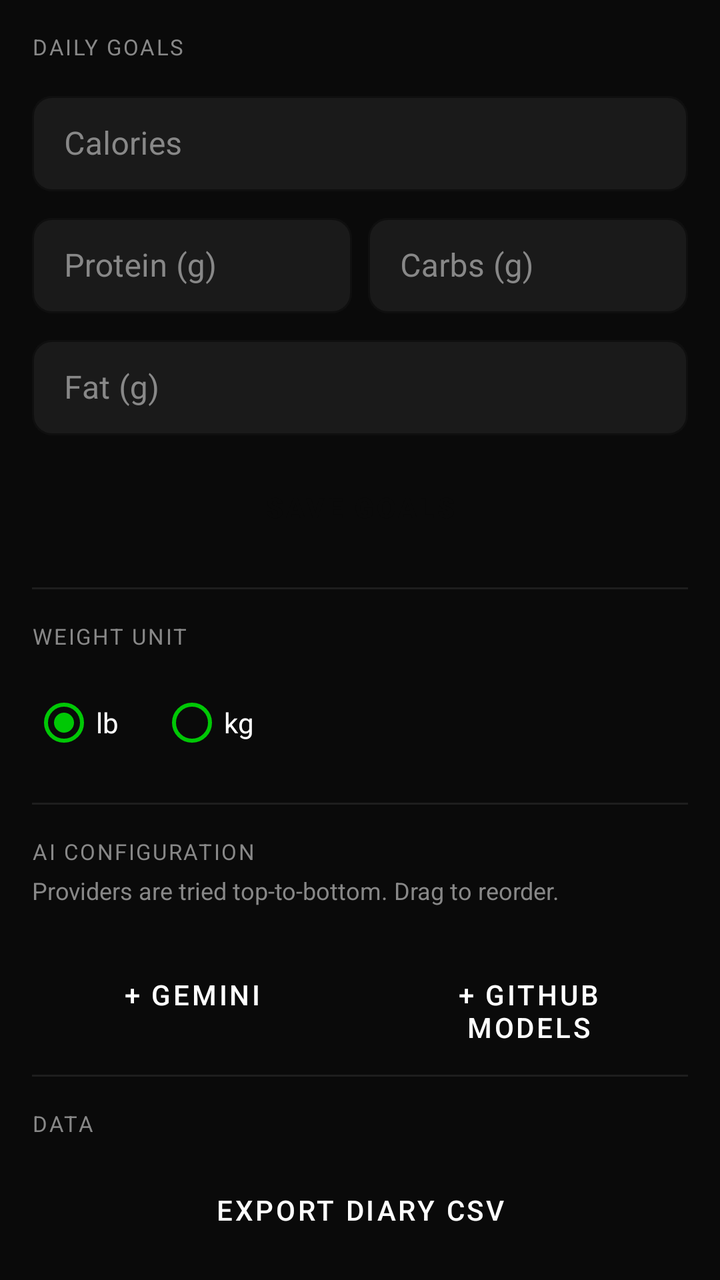
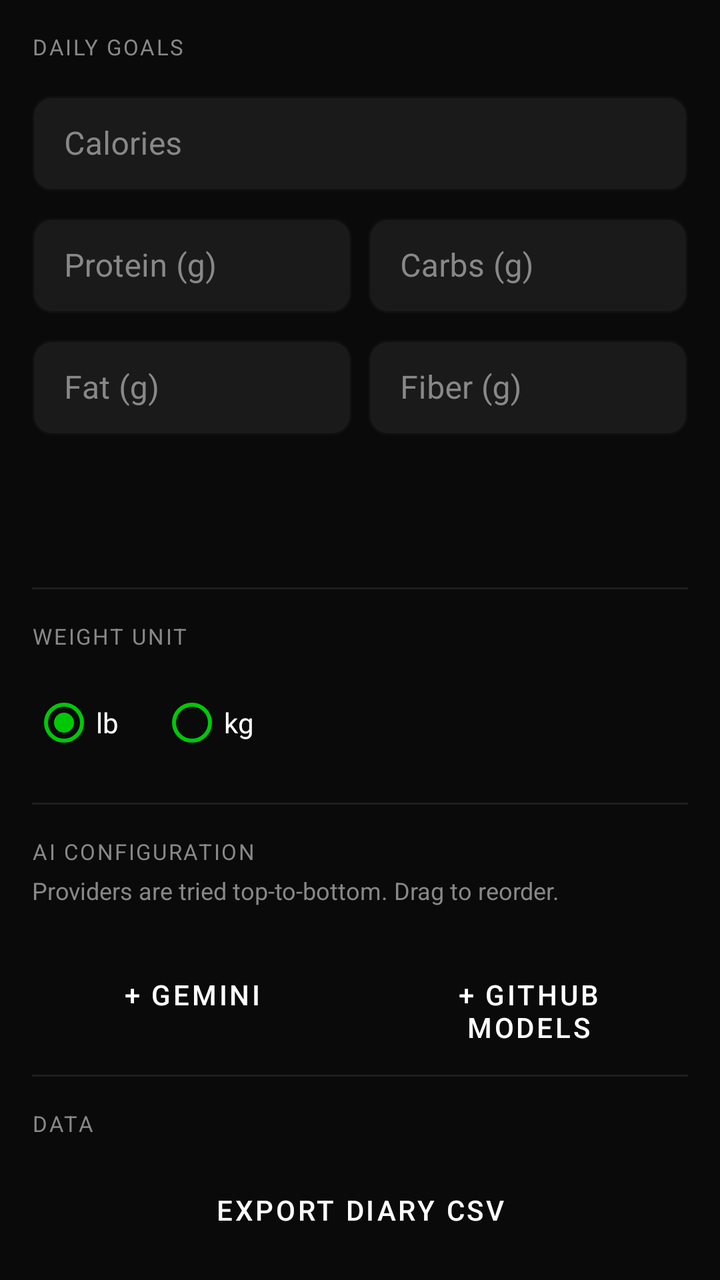

Two renders of the same Android screen: before a commit and after it. Below are the layout's source before the change and the commit's diff.
<!-- AndroidManifest.xml: application theme Theme.SimpleMacroTracking -->
<!-- res/layout/fragment_settings.xml -->
<?xml version="1.0" encoding="utf-8"?>
<androidx.core.widget.NestedScrollView
    xmlns:android="http://schemas.android.com/apk/res/android"
    xmlns:app="http://schemas.android.com/apk/res-auto"
    android:id="@+id/scroll_view"
    android:layout_width="match_parent"
    android:layout_height="match_parent"
    android:background="@color/color_bg_primary"
    android:fillViewport="true">

    <LinearLayout
        android:layout_width="match_parent"
        android:layout_height="wrap_content"
        android:orientation="vertical"
        android:padding="16dp">

        <TextView android:layout_width="wrap_content" android:layout_height="wrap_content"
            android:text="DAILY GOALS"
            android:textAppearance="@style/TextAppearance.Macro.SectionLabel"
            android:layout_marginBottom="12dp" />

        
        <com.google.android.material.textfield.TextInputLayout
            android:layout_width="match_parent" android:layout_height="wrap_content"
            android:hint="Calories"
            style="@style/Style.Macro.InputField"
            android:layout_marginBottom="8dp">
            <com.google.android.material.textfield.TextInputEditText
                android:id="@+id/et_calories"
                android:layout_width="match_parent" android:layout_height="wrap_content"
                android:inputType="number"
                android:textColor="@color/color_text_primary" />
        </com.google.android.material.textfield.TextInputLayout>

        
        <LinearLayout android:layout_width="match_parent" android:layout_height="wrap_content"
            android:orientation="horizontal" android:layout_marginBottom="8dp">
            <com.google.android.material.textfield.TextInputLayout
                android:layout_width="0dp" android:layout_height="wrap_content"
                android:layout_weight="1" android:hint="Protein (g)"
                style="@style/Style.Macro.InputField"
                android:layout_marginEnd="4dp">
                <com.google.android.material.textfield.TextInputEditText
                    android:id="@+id/et_protein"
                    android:layout_width="match_parent" android:layout_height="wrap_content"
                    android:inputType="number"
                    android:textColor="@color/color_text_primary" />
            </com.google.android.material.textfield.TextInputLayout>
            <com.google.android.material.textfield.TextInputLayout
                android:layout_width="0dp" android:layout_height="wrap_content"
                android:layout_weight="1" android:hint="Carbs (g)"
                style="@style/Style.Macro.InputField"
                android:layout_marginStart="4dp">
                <com.google.android.material.textfield.TextInputEditText
                    android:id="@+id/et_carbs"
                    android:layout_width="match_parent" android:layout_height="wrap_content"
                    android:inputType="number"
                    android:textColor="@color/color_text_primary" />
            </com.google.android.material.textfield.TextInputLayout>
        </LinearLayout>

        
        <com.google.android.material.textfield.TextInputLayout
            android:layout_width="match_parent" android:layout_height="wrap_content"
            android:hint="Fat (g)"
            style="@style/Style.Macro.InputField"
            android:layout_marginBottom="12dp">
            <com.google.android.material.textfield.TextInputEditText
                android:id="@+id/et_fat"
                android:layout_width="match_parent" android:layout_height="wrap_content"
                android:inputType="number"
                android:textColor="@color/color_text_primary" />
        </com.google.android.material.textfield.TextInputLayout>

        <Button android:id="@+id/btn_save_goals"
            android:layout_width="match_parent" android:layout_height="wrap_content"
            android:text="Save Goals"
            style="@style/Style.Macro.Button.Primary"
            android:layout_marginBottom="16dp" />

        <View android:layout_width="match_parent" android:layout_height="1dp"
            android:background="@color/color_border" android:layout_marginBottom="16dp" />

        
        <TextView android:layout_width="wrap_content" android:layout_height="wrap_content"
            android:text="WEIGHT UNIT"
            android:textAppearance="@style/TextAppearance.Macro.SectionLabel"
            android:layout_marginBottom="12dp" />

        <RadioGroup android:id="@+id/rg_weight_unit"
            android:layout_width="wrap_content" android:layout_height="wrap_content"
            android:orientation="horizontal" android:layout_marginBottom="16dp">
            <RadioButton android:id="@+id/rb_lb" android:layout_width="wrap_content"
                android:layout_height="wrap_content" android:text="lb"
                android:textColor="@color/color_text_primary"
                android:buttonTint="@color/color_accent_green"
                android:checked="true" />
            <RadioButton android:id="@+id/rb_kg" android:layout_width="wrap_content"
                android:layout_height="wrap_content" android:text="kg"
                android:textColor="@color/color_text_primary"
                android:buttonTint="@color/color_accent_green"
                android:layout_marginStart="16dp" />
        </RadioGroup>

        <ProgressBar android:id="@+id/progress_converting"
            android:layout_width="wrap_content" android:layout_height="wrap_content"
            android:indeterminateTint="@color/color_accent_green"
            android:visibility="gone" android:layout_marginBottom="16dp" />

        <View android:layout_width="match_parent" android:layout_height="1dp"
            android:background="@color/color_border" android:layout_marginBottom="16dp" />

        
        <TextView android:layout_width="wrap_content" android:layout_height="wrap_content"
            android:text="AI CONFIGURATION"
            android:textAppearance="@style/TextAppearance.Macro.SectionLabel"
            android:layout_marginBottom="4dp" />

        <TextView
            android:layout_width="wrap_content"
            android:layout_height="wrap_content"
            android:text="Providers are tried top-to-bottom. Drag to reorder."
            android:textColor="@color/color_text_secondary"
            android:textSize="12sp"
            android:layout_marginBottom="12dp" />

        <androidx.recyclerview.widget.RecyclerView
            android:id="@+id/rv_ai_providers"
            android:layout_width="match_parent"
            android:layout_height="wrap_content"
            android:nestedScrollingEnabled="false"
            android:layout_marginBottom="8dp" />

        
        <LinearLayout
            android:layout_width="match_parent"
            android:layout_height="wrap_content"
            android:orientation="horizontal"
            android:layout_marginBottom="16dp">

            <Button android:id="@+id/btn_add_gemini"
                android:layout_width="0dp" android:layout_height="wrap_content"
                android:layout_weight="1"
                android:text="+ Gemini"
                style="@style/Style.Macro.Button.Ghost"
                android:layout_marginEnd="4dp" />

            <Button android:id="@+id/btn_add_github_models"
                android:layout_width="0dp" android:layout_height="wrap_content"
                android:layout_weight="1"
                android:text="+ GitHub Models"
                style="@style/Style.Macro.Button.Ghost"
                android:layout_marginStart="4dp" />

        </LinearLayout>


        
        <View android:id="@+id/et_api_key" android:layout_width="0dp" android:layout_height="0dp" android:visibility="gone" />
        <Button android:id="@+id/btn_test_api_key"
            android:layout_width="wrap_content" android:layout_height="wrap_content"
            android:visibility="gone" />

        <View android:layout_width="match_parent" android:layout_height="1dp"
            android:background="@color/color_border" android:layout_marginBottom="16dp" />

        
        <TextView android:layout_width="wrap_content" android:layout_height="wrap_content"
            android:text="DATA"
            android:textAppearance="@style/TextAppearance.Macro.SectionLabel"
            android:layout_marginBottom="12dp" />

        <Button android:id="@+id/btn_export_diary"
            android:layout_width="match_parent" android:layout_height="wrap_content"
            android:text="Export Diary CSV"
            style="@style/Style.Macro.Button.Ghost"
            android:layout_marginBottom="8dp" />

        <Button android:id="@+id/btn_export_weight"
            android:layout_width="match_parent" android:layout_height="wrap_content"
            android:text="Export Weight CSV"
            style="@style/Style.Macro.Button.Ghost"
            android:layout_marginBottom="8dp" />

        <Button android:id="@+id/btn_import_csv"
            android:layout_width="match_parent" android:layout_height="wrap_content"
            android:text="Import CSV"
            style="@style/Style.Macro.Button.Ghost"
            android:layout_marginBottom="16dp" />

    </LinearLayout>

</androidx.core.widget.NestedScrollView>
<!-- resources referenced by this layout -->
<resources>
  <color name="color_accent_green">#00C805</color>
  <color name="color_bg_primary">#0A0A0A</color>
  <color name="color_border">#1E1E1E</color>
  <color name="color_text_primary">#FFFFFF</color>
  <color name="color_text_secondary">#888888</color>
  <style name="Style.Macro.Button.Ghost" parent="Widget.MaterialComponents.Button.OutlinedButton">
          <item name="strokeColor">@color/color_border</item>
          <item name="android:textColor">@color/color_text_primary</item>
          <item name="cornerRadius">12dp</item>
          <item name="elevation">0dp</item>
      </style>
  <style name="Style.Macro.Button.Primary" parent="Widget.MaterialComponents.Button">
          <item name="backgroundTint">@color/color_accent_green</item>
          <item name="android:textColor">@color/color_bg_primary</item>
          <item name="cornerRadius">12dp</item>
          <item name="android:textStyle">bold</item>
          <item name="elevation">0dp</item>
      </style>
  <style name="TextAppearance.Macro.SectionLabel" parent="TextAppearance.MaterialComponents.Caption">
          <item name="android:textColor">@color/color_text_secondary</item>
          <item name="android:textSize">11sp</item>
          <item name="android:letterSpacing">0.08</item>
          <item name="android:textAllCaps">true</item>
      </style>
  <color name="color_bg_elevated">#1A1A1A</color>
  <color name="color_bg_surface">#111111</color>
  <style name="Style.Macro.Card" parent="Widget.MaterialComponents.CardView">
          <item name="cardBackgroundColor">@color/color_bg_surface</item>
          <item name="cardElevation">0dp</item>
          <item name="cardCornerRadius">12dp</item>
          <item name="strokeWidth">1dp</item>
          <item name="strokeColor">@color/color_border</item>
      </style>
  <style name="Theme.Macro.BottomSheet" parent="ThemeOverlay.MaterialComponents.BottomSheetDialog">
          <item name="bottomSheetStyle">@style/Style.Macro.BottomSheet</item>
      </style>
  <style name="Theme.Macro.AlertDialog" parent="ThemeOverlay.MaterialComponents.MaterialAlertDialog">
          <item name="colorSurface">@color/color_bg_surface</item>
          <item name="colorOnSurface">@color/color_text_primary</item>
          <item name="android:colorBackground">@color/color_bg_surface</item>
          <item name="android:textColorPrimary">@color/color_text_primary</item>
          <item name="android:textColorSecondary">@color/color_text_secondary</item>
          <item name="buttonBarPositiveButtonStyle">@style/Style.Macro.Button.Primary</item>
      </style>
  <style name="Style.Macro.Chip" parent="Widget.MaterialComponents.Chip.Filter">
          <item name="chipBackgroundColor">@color/color_bg_elevated</item>
          <item name="android:textColor">@color/color_text_secondary</item>
          <item name="chipStrokeColor">@color/color_border</item>
          <item name="chipStrokeWidth">1dp</item>
          <item name="chipCornerRadius">20dp</item>
          <item name="checkedIconVisible">false</item>
      </style>
  <style name="Style.Macro.BottomSheet" parent="Widget.MaterialComponents.BottomSheet.Modal">
          <item name="backgroundTint">@color/color_bg_surface</item>
          <item name="shapeAppearanceOverlay">@style/ShapeAppearance.Macro.BottomSheet</item>
      </style>
  <style name="ShapeAppearance.Macro.BottomSheet" parent="">
          <item name="cornerFamily">rounded</item>
          <item name="cornerSizeTopLeft">16dp</item>
          <item name="cornerSizeTopRight">16dp</item>
          <item name="cornerSizeBottomLeft">0dp</item>
          <item name="cornerSizeBottomRight">0dp</item>
      </style>
  <!-- unchanged entries left out for length: 2 -->
</resources>

<!-- the commit's change to res/layout/fragment_settings.xml (unified diff, before → after) -->
@@ -60,17 +60,31 @@
         </LinearLayout>
 
         
-        <com.google.android.material.textfield.TextInputLayout
-            android:layout_width="match_parent" android:layout_height="wrap_content"
-            android:hint="Fat (g)"
-            style="@style/Style.Macro.InputField"
-            android:layout_marginBottom="12dp">
-            <com.google.android.material.textfield.TextInputEditText
-                android:id="@+id/et_fat"
-                android:layout_width="match_parent" android:layout_height="wrap_content"
-                android:inputType="number"
-                android:textColor="@color/color_text_primary" />
-        </com.google.android.material.textfield.TextInputLayout>
+        <LinearLayout android:layout_width="match_parent" android:layout_height="wrap_content"
+            android:orientation="horizontal" android:layout_marginBottom="12dp">
+            <com.google.android.material.textfield.TextInputLayout
+                android:layout_width="0dp" android:layout_height="wrap_content"
+                android:layout_weight="1" android:hint="Fat (g)"
+                style="@style/Style.Macro.InputField"
+                android:layout_marginEnd="4dp">
+                <com.google.android.material.textfield.TextInputEditText
+                    android:id="@+id/et_fat"
+                    android:layout_width="match_parent" android:layout_height="wrap_content"
+                    android:inputType="number"
+                    android:textColor="@color/color_text_primary" />
+            </com.google.android.material.textfield.TextInputLayout>
+            <com.google.android.material.textfield.TextInputLayout
+                android:layout_width="0dp" android:layout_height="wrap_content"
+                android:layout_weight="1" android:hint="Fiber (g)"
+                style="@style/Style.Macro.InputField"
+                android:layout_marginStart="4dp">
+                <com.google.android.material.textfield.TextInputEditText
+                    android:id="@+id/et_fiber"
+                    android:layout_width="match_parent" android:layout_height="wrap_content"
+                    android:inputType="number"
+                    android:textColor="@color/color_text_primary" />
+            </com.google.android.material.textfield.TextInputLayout>
+        </LinearLayout>
 
         <Button android:id="@+id/btn_save_goals"
             android:layout_width="match_parent" android:layout_height="wrap_content"
